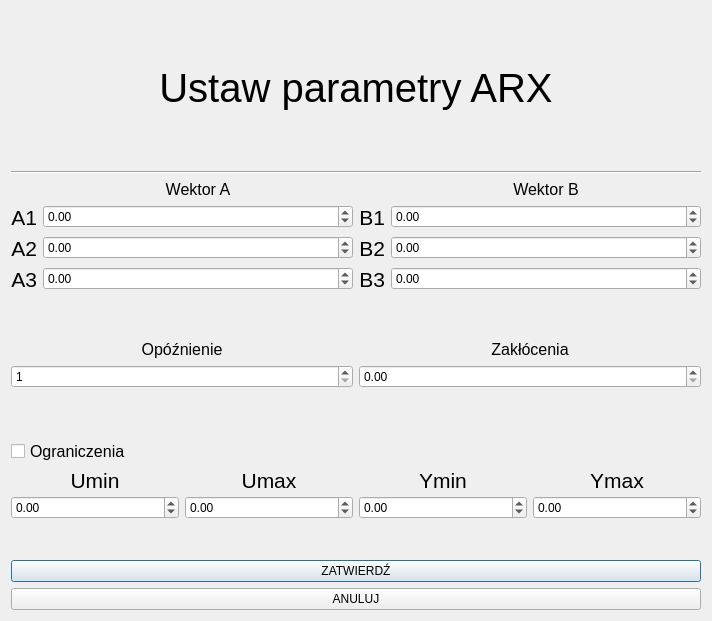
First picture: the form in ui/arx_set_param.ui, repository KacperSkowronski33/PKPROJEKT, before the edit.
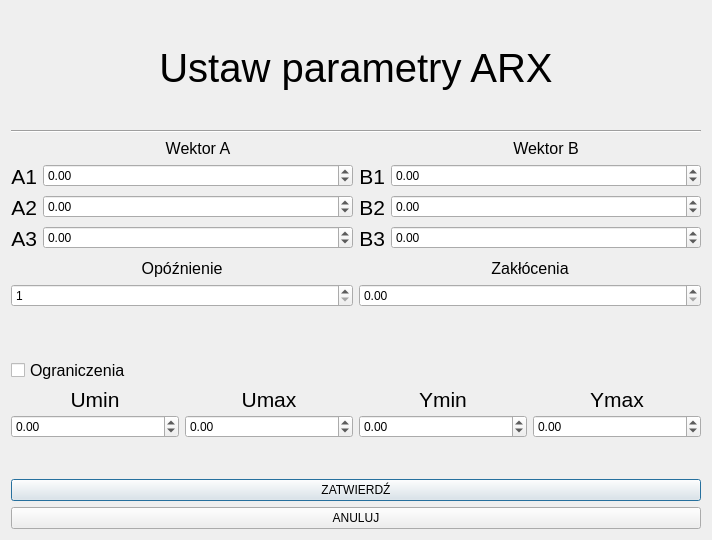
Second picture: the form after the edit.

```diff
--- a/ui/arx_set_param.ui
+++ b/ui/arx_set_param.ui
@@ -7,7 +7,7 @@
     <x>0</x>
     <y>0</y>
     <width>712</width>
-    <height>621</height>
+    <height>540</height>
    </rect>
   </property>
   <property name="windowTitle">
```
